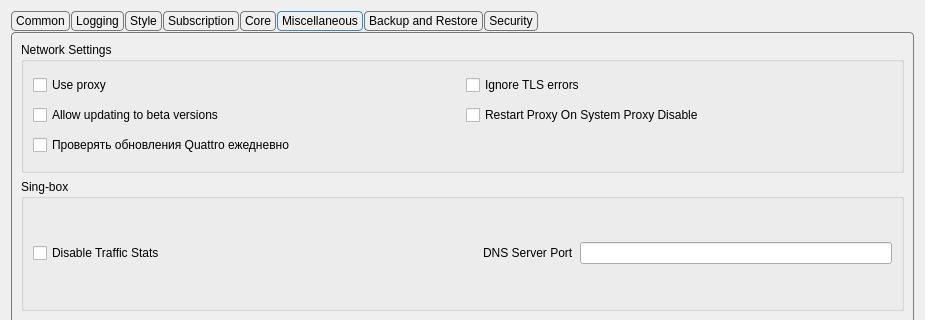
This is include/ui/setting/dialog_basic_settings.ui in ofnefo/MintVPN as Qt 5 draws it before an edit; both pictures show x 0 to 925 and y 0 to 320 of the 925 by 634 pixel window. The edited form follows.
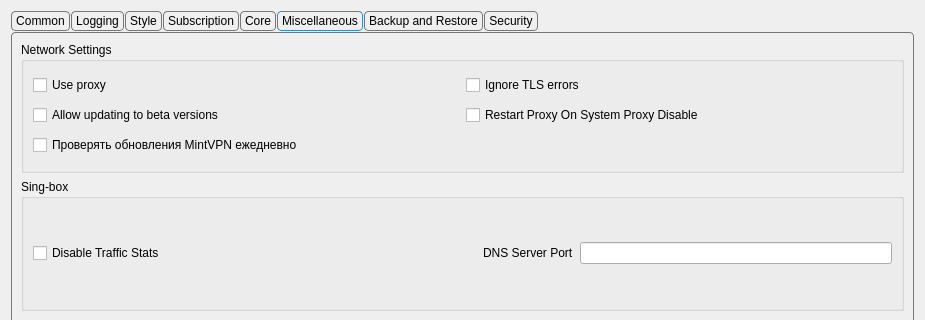
This is the edited form. The open tabs and pages were chosen to show the change. Custom widgets are drawn as their Qt base class.

Commit message: Finalize MintVPN 1.0 branding and reliable VPN lifecycle

Patch:
```diff
--- a/include/ui/setting/dialog_basic_settings.ui
+++ b/include/ui/setting/dialog_basic_settings.ui
@@ -1306,7 +1306,7 @@
          <layout class="QGridLayout" name="gridLayout_12">
            <item row="2" column="0" colspan="2">
             <widget class="QCheckBox" name="app_auto_update">
-             <property name="text"><string>Проверять обновления Quattro ежедневно</string></property>
+             <property name="text"><string>Проверять обновления MintVPN ежедневно</string></property>
              <property name="toolTip"><string>Только уведомление о новой версии; установка запускается вручную.</string></property>
             </widget>
            </item>
```
The commit also changes 34 other files.
